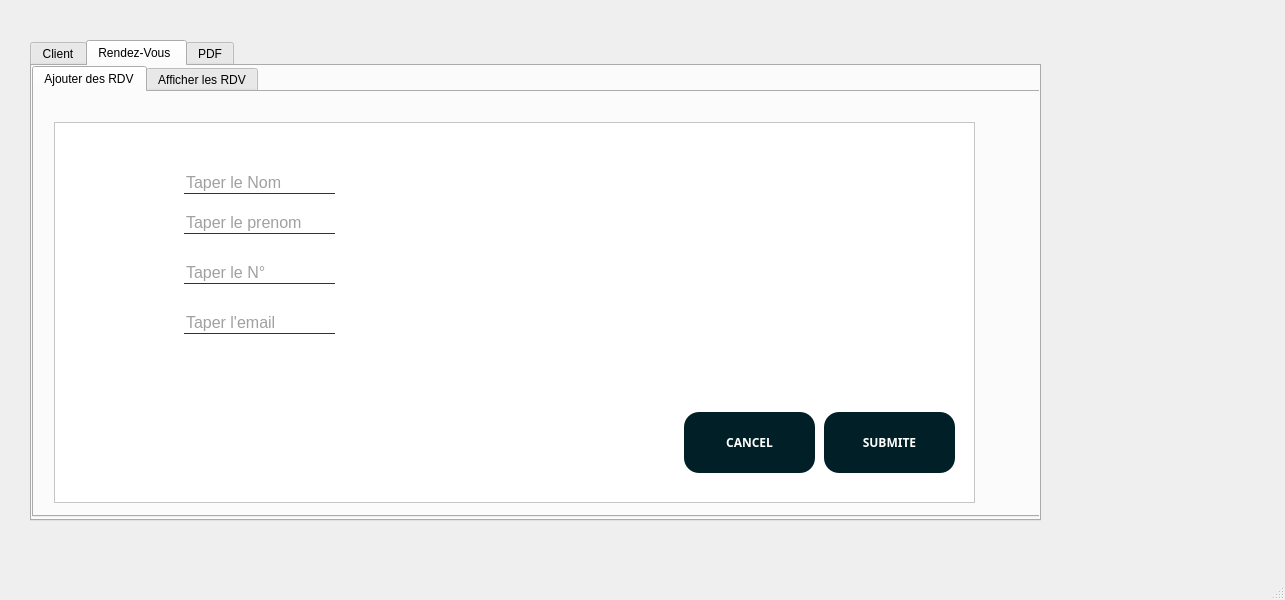
Jallouli-Yassine/appconstruction_company_2A1, file client/mainwindow.ui: the form before one commit.
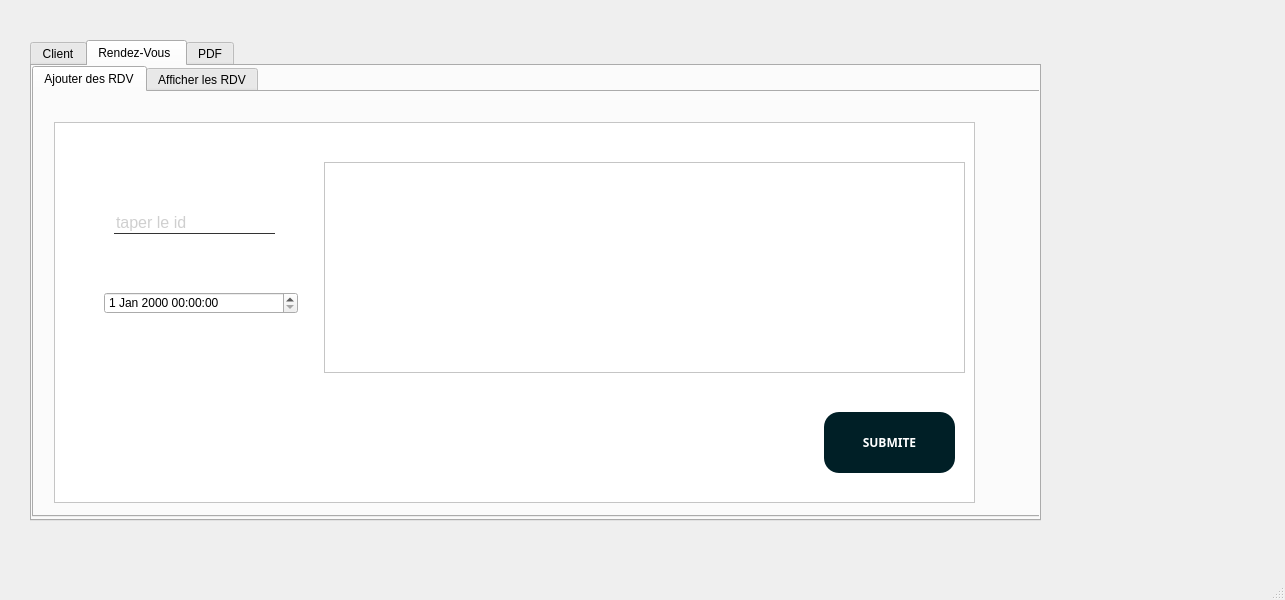
The form after the commit. The open tabs and pages were chosen to show the change. Icons and pictures are not drawn.

```diff
--- a/client/mainwindow.ui
+++ b/client/mainwindow.ui
@@ -845,83 +845,17 @@
         <widget class="QLineEdit" name="lineEdit">
          <property name="geometry">
           <rect>
-           <x>130</x>
-           <y>50</y>
-           <width>151</width>
-           <height>22</height>
-          </rect>
-         </property>
-         <property name="text">
-          <string>Taper le Nom</string>
-         </property>
-        </widget>
-        <widget class="QLineEdit" name="lineEdit_2">
-         <property name="geometry">
-          <rect>
-           <x>130</x>
+           <x>60</x>
            <y>90</y>
-           <width>151</width>
+           <width>161</width>
            <height>22</height>
           </rect>
          </property>
          <property name="text">
-          <string>Taper le prenom</string>
+          <string/>
          </property>
-        </widget>
-        <widget class="QLineEdit" name="lineEdit_3">
-         <property name="geometry">
-          <rect>
-           <x>130</x>
-           <y>140</y>
-           <width>151</width>
-           <height>22</height>
-          </rect>
-         </property>
-         <property name="text">
-          <string>Taper le N°</string>
-         </property>
-        </widget>
-        <widget class="QLineEdit" name="lineEdit_4">
-         <property name="geometry">
-          <rect>
-           <x>130</x>
-           <y>190</y>
-           <width>151</width>
-           <height>22</height>
-          </rect>
-         </property>
-         <property name="text">
-          <string>Taper l'email</string>
-         </property>
-        </widget>
-        <widget class="QPushButton" name="pushButton_6">
-         <property name="geometry">
-          <rect>
-           <x>630</x>
-           <y>290</y>
-           <width>131</width>
-           <height>61</height>
-          </rect>
-         </property>
-         <property name="font">
-          <font>
-           <family>century gothic</family>
-           <weight>75</weight>
-           <italic>false</italic>
-           <bold>true</bold>
-           <underline>false</underline>
-           <strikeout>false</strikeout>
-          </font>
-         </property>
-         <property name="styleSheet">
-          <string notr="true">background-color:#001F26;
-</string>
-         </property>
-         <property name="text">
-          <string>CANCEL</string>
-         </property>
-         <property name="checkable">
-          <bool>false</bool>
+         <property name="placeholderText">
+          <string>taper le id</string>
          </property>
         </widget>
         <widget class="QPushButton" name="pushButton_13">
@@ -953,6 +887,26 @@
           </size>
          </property>
         </widget>
+        <widget class="QTableView" name="tab_client_2">
+         <property name="geometry">
+          <rect>
+           <x>270</x>
+           <y>40</y>
+           <width>641</width>
+           <height>211</height>
+          </rect>
+         </property>
+        </widget>
+        <widget class="QDateTimeEdit" name="date_rdv">
+         <property name="geometry">
+          <rect>
+           <x>50</x>
+           <y>170</y>
+           <width>194</width>
+           <height>22</height>
+          </rect>
+         </property>
+        </widget>
        </widget>
       </widget>
       <widget class="QWidget" name="tab_5">
```
Left out of the diff: 126 changed lines with no effect on the pictures.
